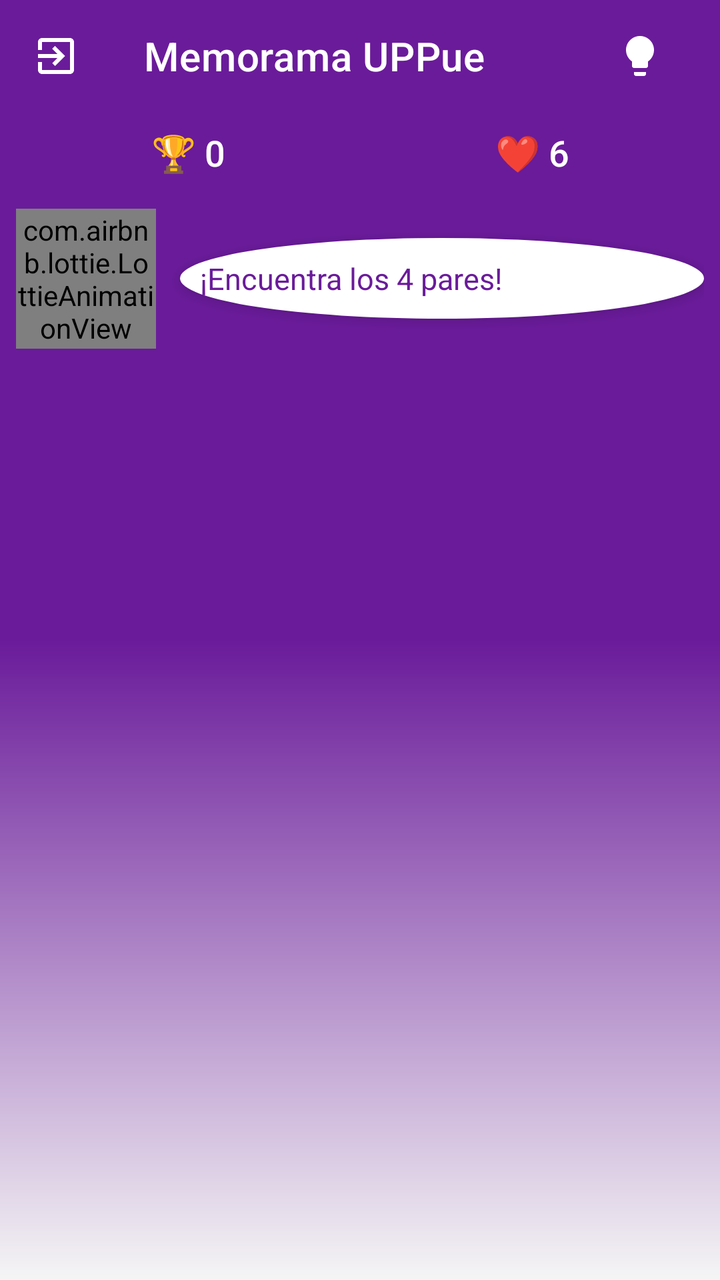
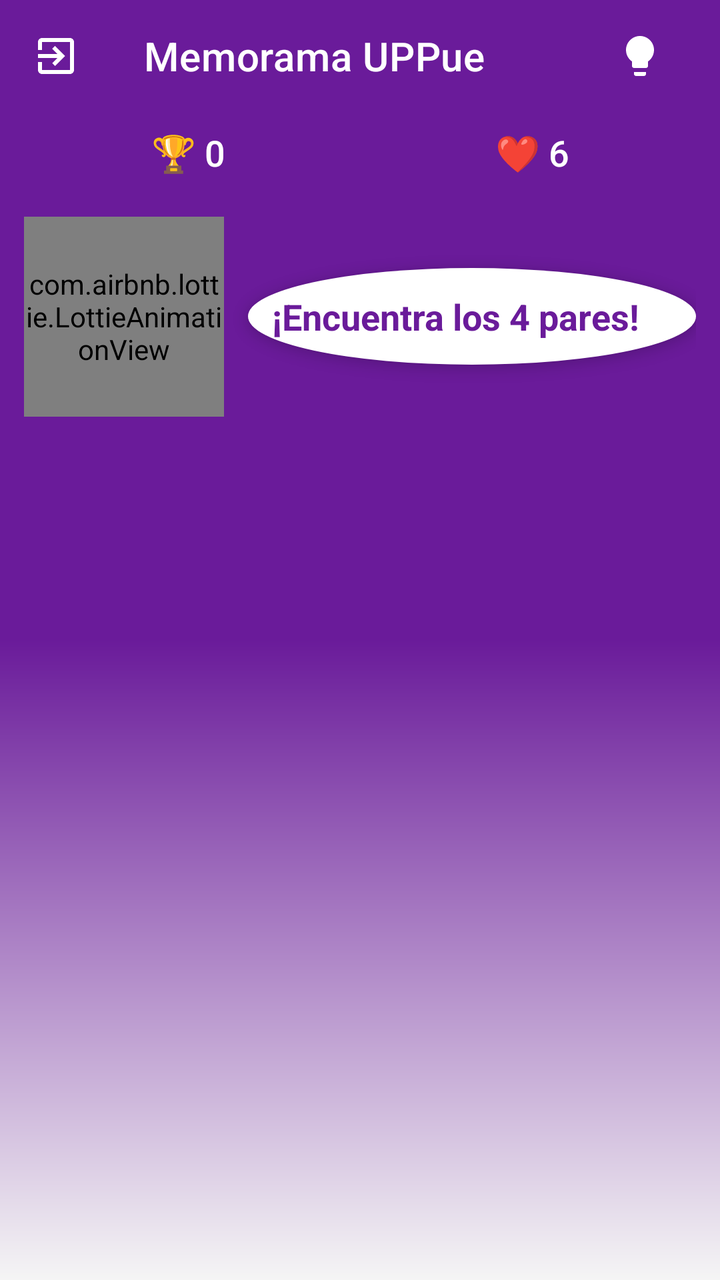

Before-and-after screenshots of an Android layout around one commit, followed by the original layout XML and the change that was made.
<!-- AndroidManifest.xml: activity theme Theme.ReglamentoUpp -->
<!-- res/layout/activity_memory_game.xml -->
<?xml version="1.0" encoding="utf-8"?>
<androidx.constraintlayout.widget.ConstraintLayout
    xmlns:android="http://schemas.android.com/apk/res/android"
    xmlns:app="http://schemas.android.com/apk/res-auto"
    xmlns:tools="http://schemas.android.com/tools"
    android:layout_width="match_parent"
    android:layout_height="match_parent"
    android:background="@drawable/game_background"
    tools:context=".MemoryGameActivity">

    <com.google.android.material.appbar.MaterialToolbar
        android:id="@+id/toolbarMemory"
        android:layout_width="match_parent"
        android:layout_height="wrap_content"
        android:background="@android:color/transparent"
        app:layout_constraintTop_toTopOf="parent"
        app:navigationIcon="@drawable/ic_logout"
        app:title="Memorama UPPue"
        app:titleTextColor="@color/white">

        <ImageButton
            android:id="@+id/btnHelpMemory"
            android:layout_width="48dp"
            android:layout_height="48dp"
            android:layout_gravity="end"
            android:layout_marginEnd="16dp"
            android:background="?attr/selectableItemBackgroundBorderless"
            android:src="@drawable/ic_foco"
            app:tint="@color/white" />
    </com.google.android.material.appbar.MaterialToolbar>

    <LinearLayout
        android:id="@+id/llStats"
        android:layout_width="match_parent"
        android:layout_height="wrap_content"
        android:orientation="horizontal"
        android:gravity="center"
        android:padding="8dp"
        app:layout_constraintTop_toBottomOf="@id/toolbarMemory">

        <TextView
            android:id="@+id/tvScore"
            android:layout_width="0dp"
            android:layout_height="wrap_content"
            android:layout_weight="1"
            android:text="🏆 0"
            android:textColor="@color/white"
            android:textSize="18sp"
            android:fontFamily="sans-serif-medium"
            android:gravity="center" />

        <TextView
            android:id="@+id/tvLives"
            android:layout_width="0dp"
            android:layout_height="wrap_content"
            android:layout_weight="1"
            android:text="❤️ 6"
            android:textColor="@color/white"
            android:textSize="18sp"
            android:fontFamily="sans-serif-medium"
            android:gravity="center" />
    </LinearLayout>

    <LinearLayout
        android:id="@+id/llMascotArea"
        android:layout_width="match_parent"
        android:layout_height="wrap_content"
        android:orientation="horizontal"
        android:padding="8dp"
        android:gravity="center_vertical"
        app:layout_constraintTop_toBottomOf="@id/llStats">

        <com.airbnb.lottie.LottieAnimationView
            android:id="@+id/lottieMascot"
            android:layout_width="70dp"
            android:layout_height="70dp"
            app:lottie_rawRes="@raw/owlie_nodding"
            app:lottie_autoPlay="true"
            app:lottie_loop="true" />

        <TextView
            android:id="@+id/tvMessage"
            android:layout_width="match_parent"
            android:layout_height="wrap_content"
            android:background="@drawable/white_circle_bg"
            android:padding="10dp"
            android:layout_marginStart="12dp"
            android:text="¡Encuentra los 4 pares!"
            android:textColor="@color/upp_primary"
            android:textSize="15sp"
            android:elevation="4dp"/>
    </LinearLayout>

    <ScrollView
        android:layout_width="match_parent"
        android:layout_height="0dp"
        android:fillViewport="true"
        app:layout_constraintTop_toBottomOf="@id/llMascotArea"
        app:layout_constraintBottom_toBottomOf="parent">

        <GridLayout
            android:id="@+id/glCards"
            android:layout_width="match_parent"
            android:layout_height="wrap_content"
            android:columnCount="3"
            android:rowCount="3"
            android:padding="4dp"
            android:layout_gravity="center_horizontal" />
    </ScrollView>

</androidx.constraintlayout.widget.ConstraintLayout>
<!-- resources referenced by this layout -->
<resources>
  <color name="upp_primary">#6A1B9A</color>
  <color name="white">#FFFFFFFF</color>
  <!-- drawable game_background (drawable) -->
  <?xml version="1.0" encoding="utf-8"?>
  <shape xmlns:android="http://schemas.android.com/apk/res/android">
      <gradient
          android:angle="270"
          android:startColor="@color/gradient_start"
          android:centerColor="@color/upp_primary"
          android:endColor="@color/app_bg"
          android:endY="0.7"
          android:type="linear" />
  </shape>
  <!-- drawable ic_foco (drawable) -->
  <vector xmlns:android="http://schemas.android.com/apk/res/android"
      android:width="24dp"
      android:height="24dp"
      android:viewportWidth="24"
      android:viewportHeight="24">
      <path
          android:fillColor="#FFFFFF"
          android:pathData="M9,21c0,0.55 0.45,1 1,1h4c0.55,0 1,-0.45 1,-1v-1H9V21zM12,2C8.14,2 5,5.14 5,9c0,2.38 1.19,4.47 3,5.74V17c0,0.55 0.45,1 1,1h6c0.55,0 1,-0.45 1,-1v-2.26c1.81,-1.27 3,-3.36 3,-5.74C19,5.14 15.86,2 12,2z"/>
  </vector>
  <!-- drawable ic_logout (drawable) -->
  <vector xmlns:android="http://schemas.android.com/apk/res/android"
      android:width="24dp"
      android:height="24dp"
      android:viewportWidth="24"
      android:viewportHeight="24"
      android:tint="#FFFFFF">
      <path
          android:fillColor="@android:color/white"
          android:pathData="M10.09,15.59L11.5,17l5,-5 -5,-5 -1.41,1.41L12.67,11H3v2h9.67l-2.58,2.59zM19,3H5c-1.11,0 -2,0.9 -2,2v4h2V5h14v14H5v-4H3v4c0,1.1 0.89,2 2,2h14c1.1,0 2,-0.9 2,-2V5c0,-1.1 -0.9,-2 -2,-2z"/>
  </vector>
  <!-- drawable white_circle_bg (drawable) -->
  <?xml version="1.0" encoding="utf-8"?>
  <shape xmlns:android="http://schemas.android.com/apk/res/android" android:shape="oval">
      <solid android:color="@color/white"/>
  </shape>
  <style name="Theme.ReglamentoUpp" parent="Theme.MaterialComponents.DayNight.NoActionBar">
          <item name="colorPrimary">@color/upp_primary</item>
          <item name="colorPrimaryVariant">@color/upp_primary_dark</item>
          <item name="colorOnPrimary">@color/white</item>
          <item name="colorSecondary">@color/upp_accent</item>
          <item name="colorSecondaryVariant">@color/upp_secondary</item>
          <item name="colorOnSecondary">@color/white</item>
  
          <item name="shapeAppearanceSmallComponent">@style/ShapeAppearance.App.SmallComponent</item>
          <item name="shapeAppearanceMediumComponent">@style/ShapeAppearance.App.MediumComponent</item>
          <item name="shapeAppearanceLargeComponent">@style/ShapeAppearance.App.LargeComponent</item>
  
          <item name="textInputStyle">@style/Widget.MaterialComponents.TextInputLayout.OutlinedBox.Rounded</item>
      </style>
  <color name="gradient_start">#6A1B9A</color>
  <color name="app_bg">#F5F5F5</color>
  <color name="upp_primary_dark">#4A148C</color>
  <color name="upp_accent">#AB47BC</color>
  <color name="upp_secondary">#8E24AA</color>
  <style name="ShapeAppearance.App.SmallComponent" parent="ShapeAppearance.MaterialComponents.SmallComponent">
          <item name="cornerFamily">rounded</item>
          <item name="cornerSize">50%</item> </style>
  <style name="ShapeAppearance.App.MediumComponent" parent="ShapeAppearance.MaterialComponents.MediumComponent">
          <item name="cornerFamily">rounded</item>
          <item name="cornerSize">28dp</item> </style>
  <style name="ShapeAppearance.App.LargeComponent" parent="ShapeAppearance.MaterialComponents.LargeComponent">
          <item name="cornerFamily">rounded</item>
          <item name="cornerSize">36dp</item> </style>
  <style name="Widget.MaterialComponents.TextInputLayout.OutlinedBox.Rounded" parent="Widget.MaterialComponents.TextInputLayout.OutlinedBox">
          <item name="boxCornerRadiusTopStart">24dp</item>
          <item name="boxCornerRadiusTopEnd">24dp</item>
          <item name="boxCornerRadiusBottomStart">24dp</item>
          <item name="boxCornerRadiusBottomEnd">24dp</item>
      </style>
</resources>

<!-- the commit's change to res/layout/activity_memory_game.xml (unified diff, before → after) -->
@@ -66,14 +66,14 @@
         android:layout_width="match_parent"
         android:layout_height="wrap_content"
         android:orientation="horizontal"
-        android:padding="8dp"
+        android:padding="12dp"
         android:gravity="center_vertical"
         app:layout_constraintTop_toBottomOf="@id/llStats">
 
         <com.airbnb.lottie.LottieAnimationView
             android:id="@+id/lottieMascot"
-            android:layout_width="70dp"
-            android:layout_height="70dp"
+            android:layout_width="100dp"
+            android:layout_height="100dp"
             app:lottie_rawRes="@raw/owlie_nodding"
             app:lottie_autoPlay="true"
             app:lottie_loop="true" />
@@ -83,11 +83,12 @@
             android:layout_width="match_parent"
             android:layout_height="wrap_content"
             android:background="@drawable/white_circle_bg"
-            android:padding="10dp"
+            android:padding="12dp"
             android:layout_marginStart="12dp"
             android:text="¡Encuentra los 4 pares!"
             android:textColor="@color/upp_primary"
-            android:textSize="15sp"
+            android:textSize="18sp"
+            android:textStyle="bold"
             android:elevation="4dp"/>
     </LinearLayout>
 
